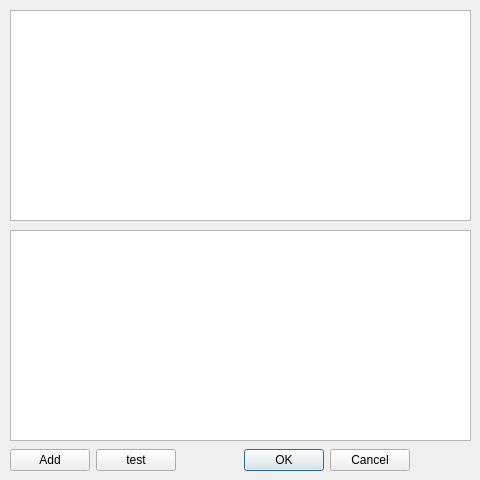
This is addtagform.ui in Pinadva/Job as Qt 5 draws it before an edit. The edited form follows.
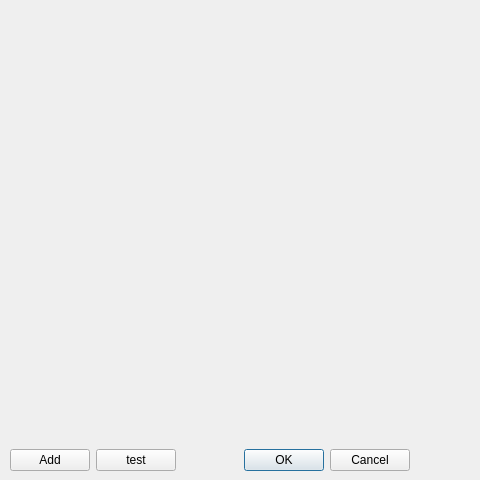
This is the edited form. Custom widgets are drawn as their Qt base class.

Patch:
```diff
--- a/addtagform.ui
+++ b/addtagform.ui
@@ -16,16 +16,6 @@
   <property name="modal">
    <bool>true</bool>
   </property>
-  <widget class="QListWidget" name="tagList">
-   <property name="geometry">
-    <rect>
-     <x>10</x>
-     <y>10</y>
-     <width>461</width>
-     <height>211</height>
-    </rect>
-   </property>
-  </widget>
   <widget class="QWidget" name="horizontalLayoutWidget">
    <property name="geometry">
     <rect>
@@ -71,24 +61,18 @@
     </item>
    </layout>
   </widget>
-  <widget class="TagListWidget" name="list">
+  <widget class="QWidget" name="verticalLayoutWidget">
    <property name="geometry">
     <rect>
      <x>10</x>
-     <y>230</y>
+     <y>10</y>
      <width>461</width>
-     <height>211</height>
+     <height>431</height>
     </rect>
    </property>
+   <layout class="QVBoxLayout" name="verticalLayout"/>
   </widget>
  </widget>
- <customwidgets>
-  <customwidget>
-   <class>TagListWidget</class>
-   <extends>QListWidget</extends>
-   <header>taglistwidget.h</header>
-  </customwidget>
- </customwidgets>
  <resources/>
  <connections>
   <connection>
```
